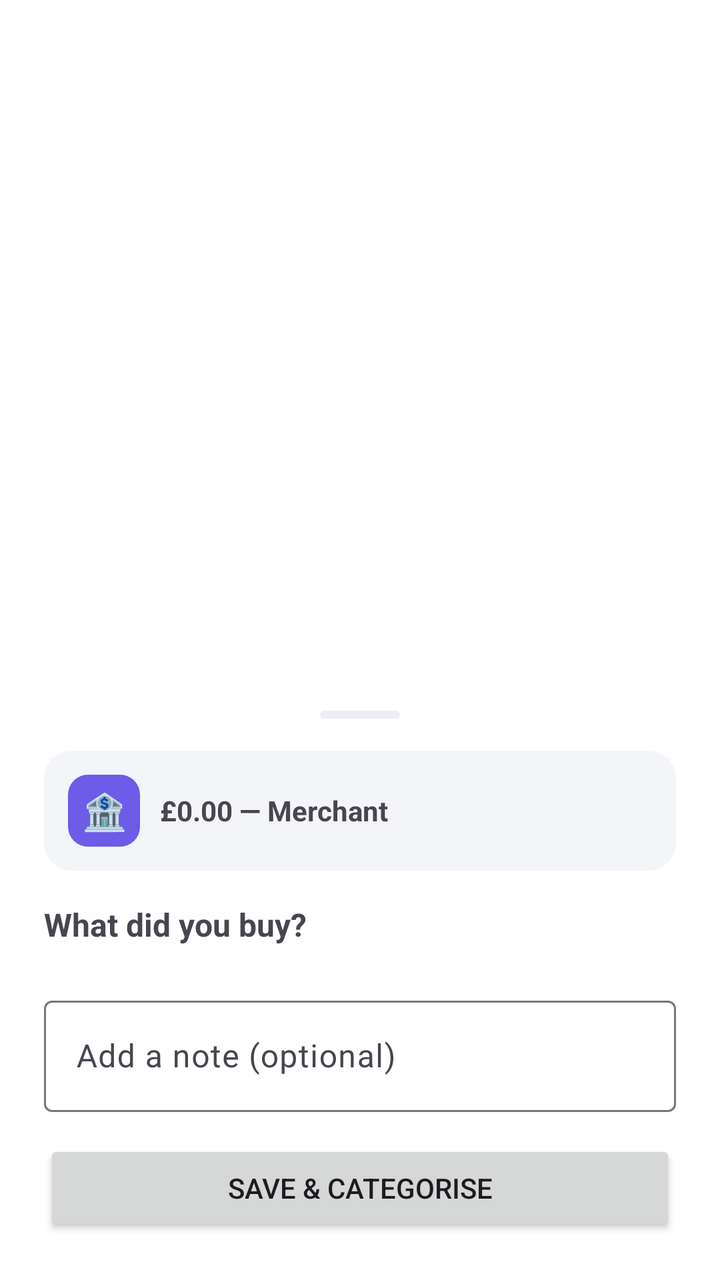
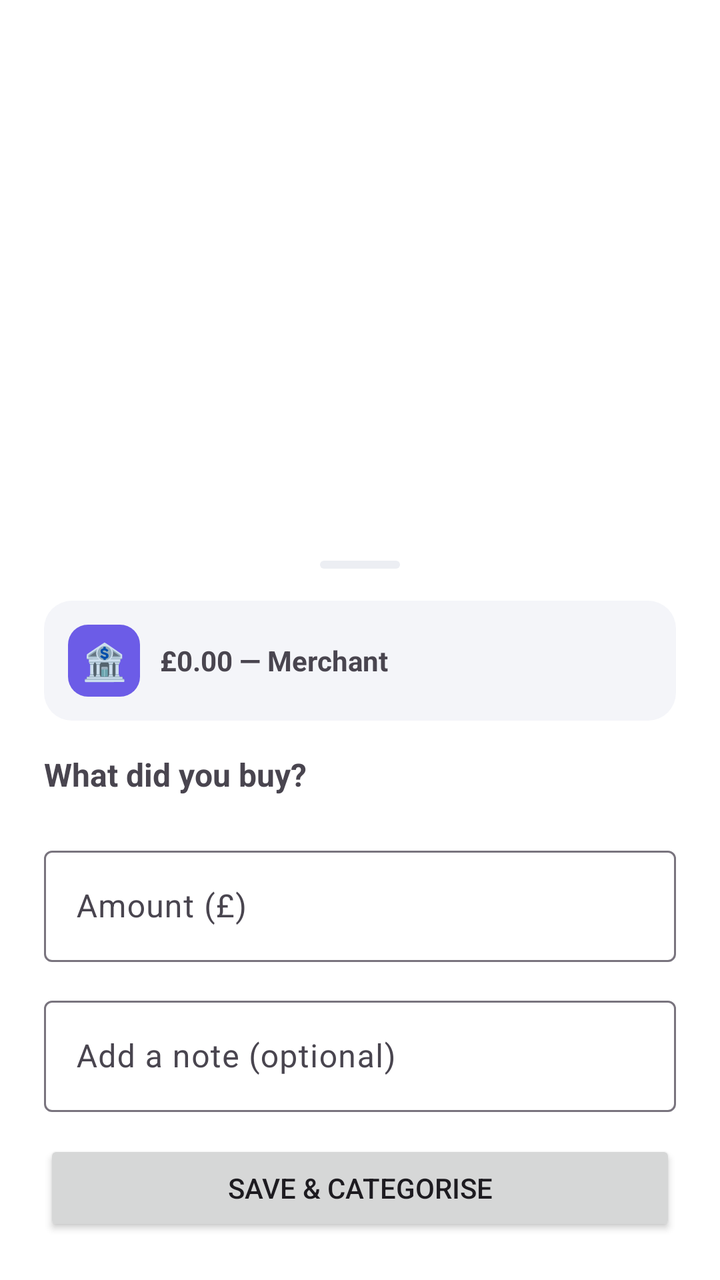

An Android layout rendered at two revisions. The XML below is the earlier revision; the diff shows what the commit changed to produce the second picture.
<!-- AndroidManifest.xml: activity theme Theme.Spendly.CategorizeDialog -->
<!-- res/layout/activity_categorize.xml -->
<?xml version="1.0" encoding="utf-8"?>
<FrameLayout xmlns:android="http://schemas.android.com/apk/res/android"
    xmlns:app="http://schemas.android.com/apk/res-auto"
    android:layout_width="match_parent"
    android:layout_height="match_parent">

    
    <View
        android:id="@+id/dismissArea"
        android:layout_width="match_parent"
        android:layout_height="match_parent" />

    <LinearLayout
        android:layout_width="match_parent"
        android:layout_height="wrap_content"
        android:layout_gravity="bottom"
        android:orientation="vertical"
        android:background="@drawable/bg_sheet"
        android:padding="22dp">

        <View
            android:layout_width="40dp"
            android:layout_height="4dp"
            android:layout_gravity="center_horizontal"
            android:layout_marginBottom="16dp"
            android:background="@drawable/bg_sheet_handle" />

        <LinearLayout
            android:layout_width="match_parent"
            android:layout_height="wrap_content"
            android:orientation="horizontal"
            android:gravity="center_vertical"
            android:background="@drawable/bg_notif_preview"
            android:padding="12dp"
            android:layout_marginBottom="16dp">

            <TextView
                android:layout_width="36dp"
                android:layout_height="36dp"
                android:text="🏦"
                android:textSize="18sp"
                android:gravity="center"
                android:background="@drawable/bg_notif_icon" />

            <TextView
                android:id="@+id/sheetAmount"
                android:layout_width="0dp"
                android:layout_height="wrap_content"
                android:layout_weight="1"
                android:layout_marginStart="10dp"
                android:text="£0.00 — Merchant"
                android:textStyle="bold"
                android:textSize="14sp" />
        </LinearLayout>

        <TextView
            android:layout_width="wrap_content"
            android:layout_height="wrap_content"
            android:text="What did you buy?"
            android:textSize="16sp"
            android:textStyle="bold"
            android:layout_marginBottom="10dp" />

        <com.google.android.material.chip.ChipGroup
            android:id="@+id/chipGroup"
            android:layout_width="match_parent"
            android:layout_height="wrap_content"
            android:layout_marginBottom="12dp"
            app:singleSelection="true" />

        <com.google.android.material.textfield.TextInputLayout
            android:layout_width="match_parent"
            android:layout_height="wrap_content"
            android:layout_marginBottom="14dp"
            style="@style/Widget.Material3.TextInputLayout.OutlinedBox">

            <com.google.android.material.textfield.TextInputEditText
                android:id="@+id/noteInput"
                android:layout_width="match_parent"
                android:layout_height="wrap_content"
                android:hint="Add a note (optional)" />
        </com.google.android.material.textfield.TextInputLayout>

        <Button
            android:id="@+id/saveBtn"
            android:layout_width="match_parent"
            android:layout_height="wrap_content"
            android:text="Save &amp; categorise" />

    </LinearLayout>
</FrameLayout>
<!-- resources referenced by this layout -->
<resources>
  <!-- drawable bg_notif_icon (drawable) -->
  <?xml version="1.0" encoding="utf-8"?>
  <shape xmlns:android="http://schemas.android.com/apk/res/android">
      <corners android:radius="10dp" />
      <solid android:color="#6C5CE7" />
  </shape>
  <!-- drawable bg_notif_preview (drawable) -->
  <?xml version="1.0" encoding="utf-8"?>
  <shape xmlns:android="http://schemas.android.com/apk/res/android">
      <corners android:radius="14dp" />
      <solid android:color="#F4F5F9" />
  </shape>
  <!-- drawable bg_sheet (drawable) -->
  <?xml version="1.0" encoding="utf-8"?>
  <shape xmlns:android="http://schemas.android.com/apk/res/android">
      <corners android:topLeftRadius="26dp" android:topRightRadius="26dp" />
      <solid android:color="#FFFFFF" />
  </shape>
  <!-- drawable bg_sheet_handle (drawable) -->
  <?xml version="1.0" encoding="utf-8"?>
  <shape xmlns:android="http://schemas.android.com/apk/res/android">
      <corners android:radius="4dp" />
      <solid android:color="#ECEEF3" />
  </shape>
  <style name="Theme.Spendly.CategorizeDialog" parent="Theme.Material3.DayNight.Dialog">
          <item name="android:windowIsFloating">false</item>
          <item name="android:windowBackground">@android:color/transparent</item>
          <item name="android:windowNoTitle">true</item>
          <item name="android:backgroundDimEnabled">true</item>
          <item name="android:windowAnimationStyle">@android:style/Animation.Translucent</item>
      </style>
</resources>

<!-- the commit's change to res/layout/activity_categorize.xml (unified diff, before → after) -->
@@ -75,6 +75,20 @@
             style="@style/Widget.Material3.TextInputLayout.OutlinedBox">
 
             <com.google.android.material.textfield.TextInputEditText
+                android:id="@+id/amountInput"
+                android:layout_width="match_parent"
+                android:layout_height="wrap_content"
+                android:hint="Amount (£)"
+                android:inputType="numberDecimal" />
+        </com.google.android.material.textfield.TextInputLayout>
+
+        <com.google.android.material.textfield.TextInputLayout
+            android:layout_width="match_parent"
+            android:layout_height="wrap_content"
+            android:layout_marginBottom="14dp"
+            style="@style/Widget.Material3.TextInputLayout.OutlinedBox">
+
+            <com.google.android.material.textfield.TextInputEditText
                 android:id="@+id/noteInput"
                 android:layout_width="match_parent"
                 android:layout_height="wrap_content"
